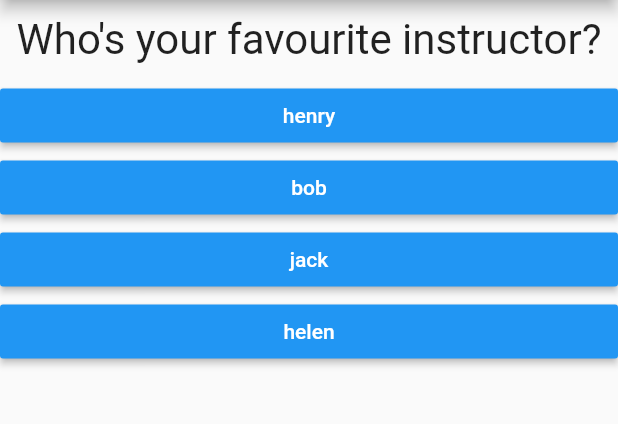
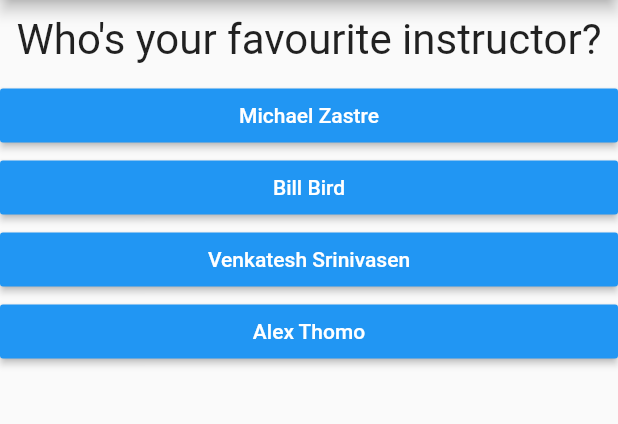
Before and after one commit to ParmbeerJohal/Flutter-Quiz-App, a Flutter app: the screen it shows after launch, after a tap on "Black", after a tap on "Cat", on a phone screen of 412 x 824 dp, the part 84-508 px from its top. Run offline on Flutter 3.47's test engine with Material 2 defaults, Android fonts, the phone set to English and light mode, and no system bars.

```diff
--- a/lib/main.dart
+++ b/lib/main.dart
@@ -17,37 +17,83 @@ class MyPilotApp extends StatefulWidget {
 
 class _MyPilotAppState extends State<MyPilotApp> {
   var _questionIndex = 0;
+  var _totalScore = 0;
   static const _questions = [
     {
       'questionText': 'What\'s your favourite color?',
       'answers': [
-        'Black',
-        'Red',
-        'Green',
-        'White',
+        {
+          'text': 'Black',
+          'score': 5,
+        },
+        {
+          'text': 'White',
+          'score': 3,
+        },
+        {
+          'text': 'Red',
+          'score': 10,
+        },
+        {
+          'text': 'Blue',
+          'score': 8,
+        },
       ],
     },
     {
       'questionText': 'What\'s your favourite animal?',
       'answers': [
-        'Dog',
-        'Cat',
-        'Rabbit',
-        'Lion',
+        {
+          'text': 'Dog',
+          'score': 8,
+        },
+        {
+          'text': 'Cat',
+          'score': 1,
+        },
+        {
+          'text': 'Lion',
+          'score': 10,
+        },
+        {
+          'text': 'Monkey',
+          'score': 5,
+        },
       ],
     },
     {
       'questionText': 'Who\'s your favourite instructor?',
       'answers': [
-        'henry',
-        'bob',
-        'jack',
-        'helen',
+        {
+          'text': 'Michael Zastre',
+          'score': 4,
+        },
+        {
+          'text': 'Bill Bird',
+          'score': 6,
+        },
+        {
+          'text': 'Venkatesh Srinivasen',
+          'score': 8,
+        },
+        {
+          'text': 'Alex Thomo',
+          'score': 10,
+        },
       ],
     },
   ];
 
-  void _answerQuestion() {
+  void _resetQuiz() {
+    setState(() {
+      _questionIndex = 0;
+      _totalScore = 0;
+    });
+  }
+
+  void _answerQuestion(int score) {
+    _totalScore += score;
+
     setState(() {
       _questionIndex = _questionIndex + 1;
     });
@@ -68,7 +114,7 @@ class _MyPilotAppState extends State<MyPilotApp> {
                 questions: _questions,
                 questionIndex: _questionIndex,
               )
-            : Result(),
+            : Result(_totalScore, _resetQuiz),
       ),
     );
   }
--- a/lib/quiz.dart
+++ b/lib/quiz.dart
@@ -22,8 +22,9 @@ class Quiz extends StatelessWidget {
         Question(
           questions[questionIndex]['questionText'],
         ),
-        ...(questions[questionIndex]['answers'] as List<String>).map((answer) {
-          return Answer(answerQuestion, answer);
+        ...(questions[questionIndex]['answers'] as List<Map<String, Object>>)
+            .map((answer) {
+          return Answer(() => answerQuestion(answer['score']), answer['text']);
         }).toList(),
       ],
     );
```
Also changed, not shown: lib/result.dart (+36 -3 lines).
